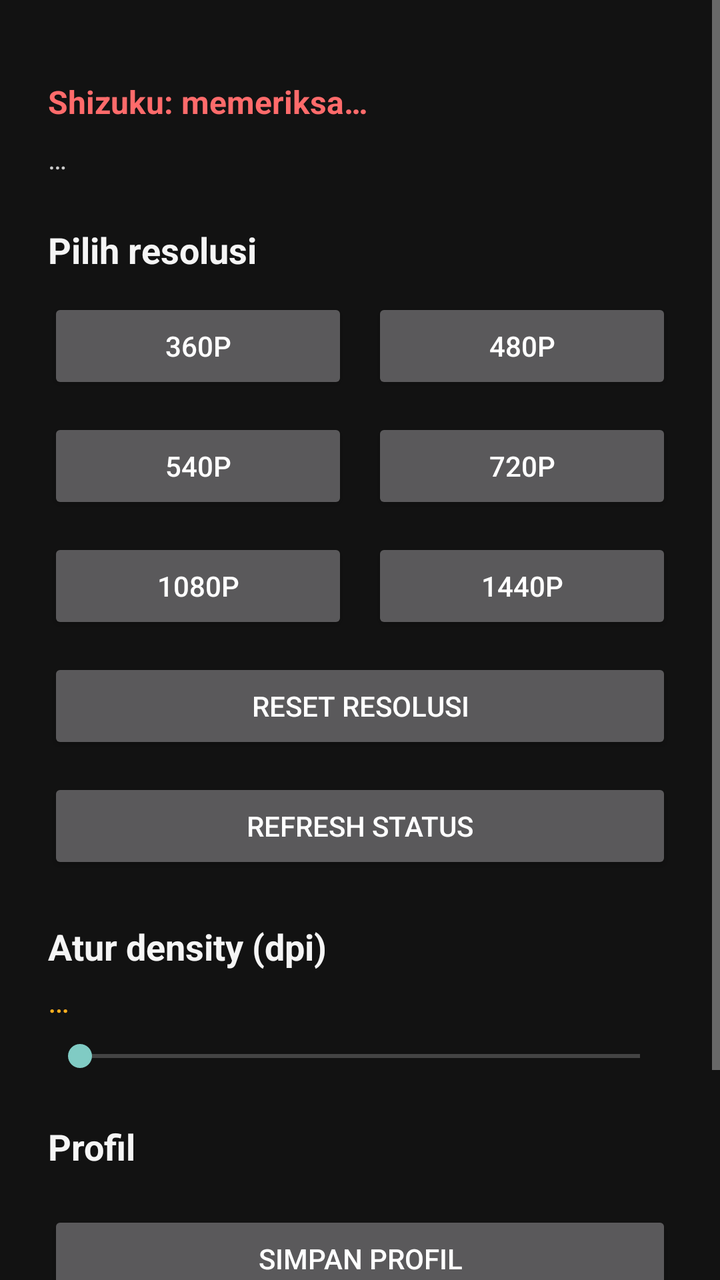
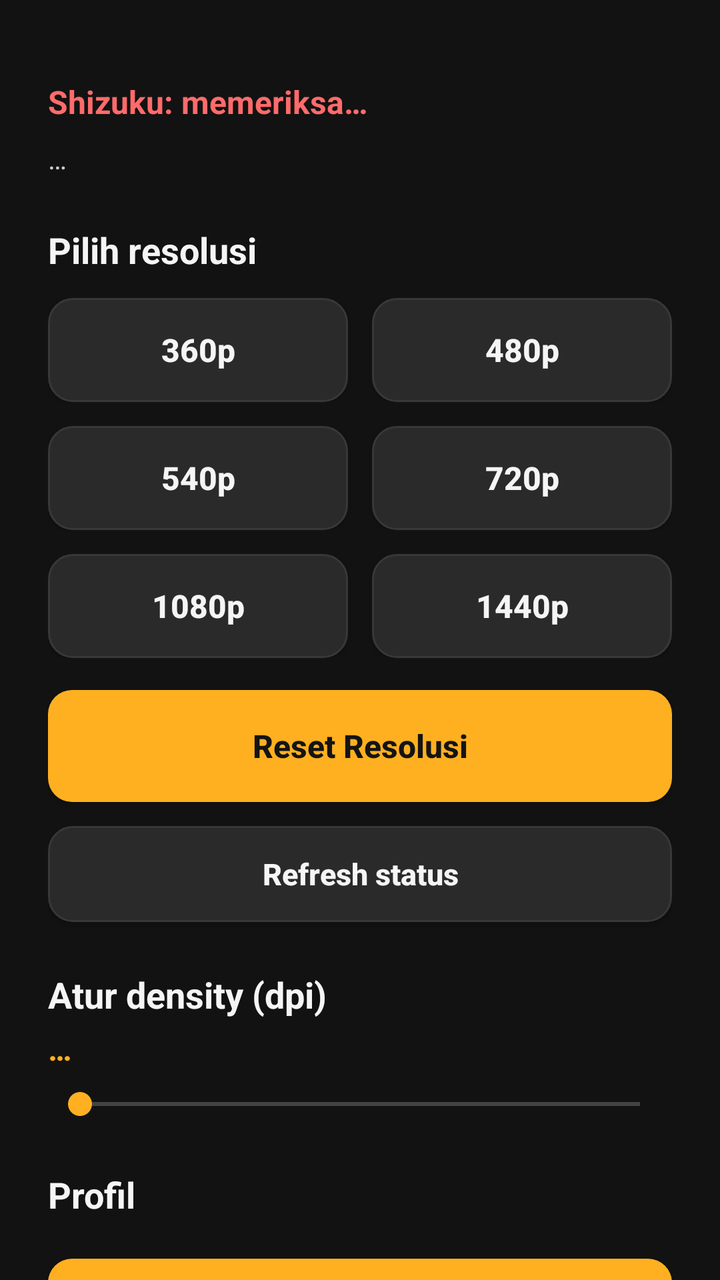

Screens rendered from an Android XML layout before and after an edit, with the pre-edit source and the edit as a unified diff.
<!-- AndroidManifest.xml: application theme Redensity -->
<!-- res/layout/activity_main.xml -->
<?xml version="1.0" encoding="utf-8"?>
<ScrollView xmlns:android="http://schemas.android.com/apk/res/android"
    android:layout_width="match_parent"
    android:layout_height="match_parent"
    android:fitsSystemWindows="true">

    <LinearLayout
        android:layout_width="match_parent"
        android:layout_height="wrap_content"
        android:orientation="vertical"
        android:paddingTop="24dp"
        android:paddingStart="24dp"
        android:paddingEnd="24dp"
        android:paddingBottom="72dp">

        <TextView
            android:id="@+id/statusText"
            android:layout_width="wrap_content"
            android:layout_height="wrap_content"
            android:layout_marginTop="16dp"
            android:textSize="16sp"
            android:textStyle="bold"
            android:textColor="@color/red"
            android:text="@string/status_checking" />

        <TextView
            android:id="@+id/sizeText"
            android:layout_width="wrap_content"
            android:layout_height="wrap_content"
            android:layout_marginTop="8dp"
            android:textSize="14sp"
            android:textColor="@color/text_secondary"
            android:text="…" />

        <TextView
            android:layout_width="wrap_content"
            android:layout_height="wrap_content"
            android:layout_marginTop="24dp"
            android:textSize="18sp"
            android:textStyle="bold"
            android:textColor="@color/text_primary"
            android:text="@string/section_resolution" />

        <LinearLayout
            android:layout_width="match_parent"
            android:layout_height="wrap_content"
            android:layout_marginTop="12dp"
            android:orientation="horizontal">

            <Button
                android:id="@+id/btn360"
                android:layout_width="0dp"
                android:layout_weight="1"
                android:layout_height="wrap_content"
                android:layout_marginEnd="6dp"
                android:text="@string/btn_360p" />

            <Button
                android:id="@+id/btn480"
                android:layout_width="0dp"
                android:layout_weight="1"
                android:layout_height="wrap_content"
                android:layout_marginStart="6dp"
                android:text="@string/btn_480p" />
        </LinearLayout>

        <LinearLayout
            android:layout_width="match_parent"
            android:layout_height="wrap_content"
            android:layout_marginTop="12dp"
            android:orientation="horizontal">

            <Button
                android:id="@+id/btn540"
                android:layout_width="0dp"
                android:layout_weight="1"
                android:layout_height="wrap_content"
                android:layout_marginEnd="6dp"
                android:text="@string/btn_540p" />

            <Button
                android:id="@+id/btn720"
                android:layout_width="0dp"
                android:layout_weight="1"
                android:layout_height="wrap_content"
                android:layout_marginStart="6dp"
                android:text="@string/btn_720p" />
        </LinearLayout>

        <LinearLayout
            android:layout_width="match_parent"
            android:layout_height="wrap_content"
            android:layout_marginTop="12dp"
            android:orientation="horizontal">

            <Button
                android:id="@+id/btn1080"
                android:layout_width="0dp"
                android:layout_weight="1"
                android:layout_height="wrap_content"
                android:layout_marginEnd="6dp"
                android:text="@string/btn_1080p" />

            <Button
                android:id="@+id/btn1440"
                android:layout_width="0dp"
                android:layout_weight="1"
                android:layout_height="wrap_content"
                android:layout_marginStart="6dp"
                android:text="@string/btn_1440p" />
        </LinearLayout>

        <Button
            android:id="@+id/btnReset"
            android:layout_width="match_parent"
            android:layout_height="wrap_content"
            android:layout_marginTop="12dp"
            android:text="@string/btn_reset" />

        <Button
            android:id="@+id/btnRefresh"
            android:layout_width="match_parent"
            android:layout_height="wrap_content"
            android:layout_marginTop="12dp"
            android:text="@string/btn_refresh" />

        <TextView
            android:layout_width="wrap_content"
            android:layout_height="wrap_content"
            android:layout_marginTop="24dp"
            android:textSize="18sp"
            android:textStyle="bold"
            android:textColor="@color/text_primary"
            android:text="@string/section_density" />

        <TextView
            android:id="@+id/densityValue"
            android:layout_width="wrap_content"
            android:layout_height="wrap_content"
            android:layout_marginTop="4dp"
            android:textSize="16sp"
            android:textColor="@color/amber"
            android:text="…" />

        <SeekBar
            android:id="@+id/densitySlider"
            android:layout_width="match_parent"
            android:layout_height="wrap_content"
            android:layout_marginTop="8dp"
            android:max="360" />

        <TextView
            android:layout_width="wrap_content"
            android:layout_height="wrap_content"
            android:layout_marginTop="24dp"
            android:textSize="18sp"
            android:textStyle="bold"
            android:textColor="@color/text_primary"
            android:text="@string/section_profiles" />

        <ListView
            android:id="@+id/profileList"
            android:layout_width="match_parent"
            android:layout_height="wrap_content"
            android:layout_marginTop="8dp" />

        <Button
            android:id="@+id/btnSaveProfile"
            android:layout_width="match_parent"
            android:layout_height="wrap_content"
            android:layout_marginTop="12dp"
            android:text="@string/btn_save_profile" />

        <TextView
            android:id="@+id/outputText"
            android:layout_width="wrap_content"
            android:layout_height="wrap_content"
            android:layout_marginTop="24dp"
            android:textSize="12sp"
            android:textColor="@color/text_hint"
            android:text="" />

    </LinearLayout>
</ScrollView>
<!-- resources referenced by this layout -->
<resources>
  <color name="amber">#FFB020</color>
  <color name="red">#FF6B6B</color>
  <color name="text_hint">#999999</color>
  <color name="text_primary">#F5F5F5</color>
  <color name="text_secondary">#CCCCCC</color>
  <string name="btn_1080p">1080p</string>
  <string name="btn_1440p">1440p</string>
  <string name="btn_360p">360p</string>
  <string name="btn_480p">480p</string>
  <string name="btn_540p">540p</string>
  <string name="btn_720p">720p</string>
  <string name="btn_refresh">Refresh status</string>
  <string name="btn_reset">Reset Resolusi</string>
  <string name="btn_save_profile">SIMPAN PROFIL</string>
  <string name="section_density">Atur density (dpi)</string>
  <string name="section_profiles">Profil</string>
  <string name="section_resolution">Pilih resolusi</string>
  <string name="status_checking">Shizuku: memeriksa…</string>
  <style name="Redensity" parent="android:Theme.Material.NoActionBar">
          <item name="android:windowBackground">@color/screen_bg</item>
          <item name="android:statusBarColor">@color/screen_bg</item>
          <item name="android:navigationBarColor">@color/screen_bg</item>
      </style>
  <color name="screen_bg">#121212</color>
</resources>

<!-- the commit's change to res/layout/activity_main.xml (unified diff, before → after) -->
@@ -2,7 +2,8 @@
 <ScrollView xmlns:android="http://schemas.android.com/apk/res/android"
     android:layout_width="match_parent"
     android:layout_height="match_parent"
-    android:fitsSystemWindows="true">
+    android:fitsSystemWindows="true"
+    android:scrollbars="none">
 
     <LinearLayout
         android:layout_width="match_parent"
@@ -51,16 +52,28 @@
                 android:id="@+id/btn360"
                 android:layout_width="0dp"
                 android:layout_weight="1"
-                android:layout_height="wrap_content"
+                android:layout_height="52dp"
                 android:layout_marginEnd="6dp"
+                android:background="@drawable/bg_button"
+                android:gravity="center"
+                android:textSize="16sp"
+                android:textStyle="bold"
+                android:textAllCaps="false"
+                android:textColor="@color/text_primary"
                 android:text="@string/btn_360p" />
 
             <Button
                 android:id="@+id/btn480"
                 android:layout_width="0dp"
                 android:layout_weight="1"
-                android:layout_height="wrap_content"
+                android:layout_height="52dp"
                 android:layout_marginStart="6dp"
+                android:background="@drawable/bg_button"
+                android:gravity="center"
+                android:textSize="16sp"
+                android:textStyle="bold"
+                android:textAllCaps="false"
+                android:textColor="@color/text_primary"
                 android:text="@string/btn_480p" />
         </LinearLayout>
 
@@ -74,16 +87,28 @@
                 android:id="@+id/btn540"
                 android:layout_width="0dp"
                 android:layout_weight="1"
-                android:layout_height="wrap_content"
+                android:layout_height="52dp"
                 android:layout_marginEnd="6dp"
+                android:background="@drawable/bg_button"
+                android:gravity="center"
+                android:textSize="16sp"
+                android:textStyle="bold"
+                android:textAllCaps="false"
+                android:textColor="@color/text_primary"
                 android:text="@string/btn_540p" />
 
             <Button
                 android:id="@+id/btn720"
                 android:layout_width="0dp"
                 android:layout_weight="1"
-                android:layout_height="wrap_content"
+                android:layout_height="52dp"
                 android:layout_marginStart="6dp"
+                android:background="@drawable/bg_button"
+                android:gravity="center"
+                android:textSize="16sp"
+                android:textStyle="bold"
+                android:textAllCaps="false"
+                android:textColor="@color/text_primary"
                 android:text="@string/btn_720p" />
         </LinearLayout>
 
@@ -97,31 +122,55 @@
                 android:id="@+id/btn1080"
                 android:layout_width="0dp"
                 android:layout_weight="1"
-                android:layout_height="wrap_content"
+                android:layout_height="52dp"
                 android:layout_marginEnd="6dp"
+                android:background="@drawable/bg_button"
+                android:gravity="center"
+                android:textSize="16sp"
+                android:textStyle="bold"
+                android:textAllCaps="false"
+                android:textColor="@color/text_primary"
                 android:text="@string/btn_1080p" />
 
             <Button
                 android:id="@+id/btn1440"
                 android:layout_width="0dp"
                 android:layout_weight="1"
-                android:layout_height="wrap_content"
+                android:layout_height="52dp"
                 android:layout_marginStart="6dp"
+                android:background="@drawable/bg_button"
+                android:gravity="center"
+                android:textSize="16sp"
+                android:textStyle="bold"
+                android:textAllCaps="false"
+                android:textColor="@color/text_primary"
                 android:text="@string/btn_1440p" />
         </LinearLayout>
 
         <Button
             android:id="@+id/btnReset"
             android:layout_width="match_parent"
-            android:layout_height="wrap_content"
-            android:layout_marginTop="12dp"
+            android:layout_height="56dp"
+            android:layout_marginTop="16dp"
+            android:background="@drawable/bg_button_primary"
+            android:gravity="center"
+            android:textSize="16sp"
+            android:textStyle="bold"
+            android:textAllCaps="false"
+            android:textColor="#141414"
             android:text="@string/btn_reset" />
 
         <Button
             android:id="@+id/btnRefresh"
             android:layout_width="match_parent"
-            android:layout_height="wrap_content"
-            android:layout_marginTop="12dp"
+            android:layout_height="48dp"
+            android:layout_marginTop="12dp"
+            android:background="@drawable/bg_button"
+            android:gravity="center"
+            android:textSize="15sp"
+            android:textStyle="bold"
+            android:textAllCaps="false"
+            android:textColor="@color/text_primary"
             android:text="@string/btn_refresh" />
 
         <TextView
@@ -139,6 +188,7 @@
             android:layout_height="wrap_content"
             android:layout_marginTop="4dp"
             android:textSize="16sp"
+            android:textStyle="bold"
             android:textColor="@color/amber"
             android:text="…" />
 
@@ -147,7 +197,9 @@
             android:layout_width="match_parent"
             android:layout_height="wrap_content"
             android:layout_marginTop="8dp"
-            android:max="360" />
+            android:max="360"
+            android:progressTint="@color/amber"
+            android:thumbTint="@color/amber" />
 
         <TextView
             android:layout_width="wrap_content"
@@ -162,13 +214,20 @@
             android:id="@+id/profileList"
             android:layout_width="match_parent"
             android:layout_height="wrap_content"
-            android:layout_marginTop="8dp" />
+            android:layout_marginTop="8dp"
+            android:divider="@null" />
 
         <Button
             android:id="@+id/btnSaveProfile"
             android:layout_width="match_parent"
-            android:layout_height="wrap_content"
-            android:layout_marginTop="12dp"
+            android:layout_height="56dp"
+            android:layout_marginTop="12dp"
+            android:background="@drawable/bg_button_primary"
+            android:gravity="center"
+            android:textSize="16sp"
+            android:textStyle="bold"
+            android:textAllCaps="false"
+            android:textColor="#141414"
             android:text="@string/btn_save_profile" />
 
         <TextView
<!-- resource entries referenced after the edit -->
@@ -5,6 +5,29 @@
   <color name="text_hint">#999999</color>
   <color name="text_primary">#F5F5F5</color>
   <color name="text_secondary">#CCCCCC</color>
+  <!-- drawable bg_button (drawable) -->
+  <?xml version="1.0" encoding="utf-8"?>
+  <ripple xmlns:android="http://schemas.android.com/apk/res/android"
+      android:color="#33FFFFFF">
+      <item>
+          <shape android:shape="rectangle">
+              <solid android:color="#2A2A2A" />
+              <stroke android:width="1dp" android:color="#383838" />
+              <corners android:radius="12dp" />
+          </shape>
+      </item>
+  </ripple>
+  <!-- drawable bg_button_primary (drawable) -->
+  <?xml version="1.0" encoding="utf-8"?>
+  <ripple xmlns:android="http://schemas.android.com/apk/res/android"
+      android:color="#40FFFFFF">
+      <item>
+          <shape android:shape="rectangle">
+              <solid android:color="#FFB020" />
+              <corners android:radius="12dp" />
+          </shape>
+      </item>
+  </ripple>
   <string name="btn_1080p">1080p</string>
   <string name="btn_1440p">1440p</string>
   <string name="btn_360p">360p</string>
